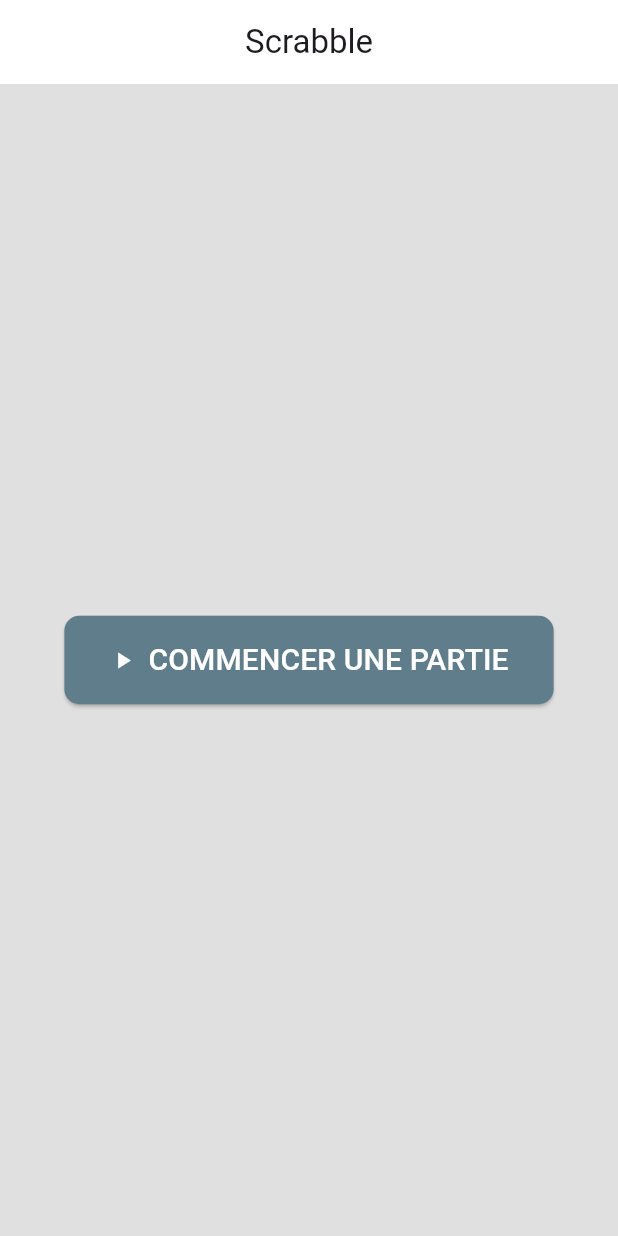
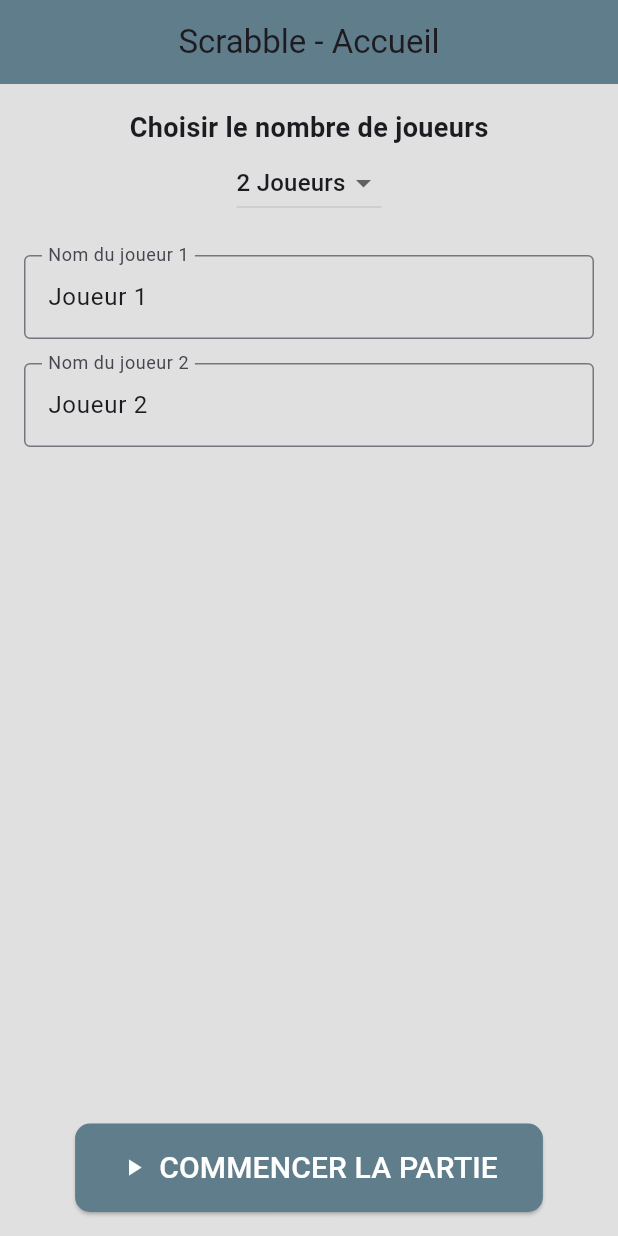
Before and after one commit to yanismedjadi/scrabble_flutter, a Flutter app: the screen it shows after launch, on a phone screen of 412 x 824 dp. Run offline on Flutter 3.47's test engine with Material 3 defaults, Android fonts, the phone set to English and light mode, and no system bars.

Commit message:
multiplayer score et verif par dictionnaire

```diff
--- a/lib/controllers/game_controllers.dart
+++ b/lib/controllers/game_controllers.dart
@@ -7,7 +7,6 @@
 import 'verificateur_mots.dart';
 import 'score_calculator.dart';
 
-
 class GameController {
   final List<Player> joueurs;
   final SacLettres sacLettres;
@@ -16,6 +15,12 @@
   int pointsCeTour = 0;
 
   VerificateurMots verificateur = VerificateurMots('assets/dictionnaire.txt');
+
+  GameController.fromPlayers(this.joueurs) : sacLettres = SacLettres() {
+    for (var joueur in joueurs) {
+      joueur.letters = List.generate(7, (_) => sacLettres.tirerLettre()!).whereType<Lettre>().toList();
+    }
+  }
 
   GameController(Player joueur1, Player joueur2)
       : joueurs = [joueur1, joueur2],
@@ -74,13 +79,14 @@
           PlacementValidator.toucheCentre(positions) &&
           PlacementValidator.allConnected(board, positions) &&
           verificateur.verifierMots(board, positions);
-    }else {
+    } else {
       return PlacementValidator.estAligne(positions) &&
-              PlacementValidator.estConnecte(board, dejaPosees, positions) &&
-              PlacementValidator.allConnected(board, positions) &&
-              verificateur.verifierMots(board, positions);
+          PlacementValidator.estConnecte(board, dejaPosees, positions) &&
+          PlacementValidator.allConnected(board, positions) &&
+          verificateur.verifierMots(board, positions);
     }
   }
+
   void retirerLettresPosees(
       List<List<Lettre?>> board, List<Offset> lettresPoseesCeTour) {
     for (final pos in lettresPoseesCeTour) {
--- a/lib/views/game_board.dart
+++ b/lib/views/game_board.dart
@@ -1,5 +1,3 @@
-// 📄 lib/views/game_board.dart
-
 import 'package:flutter/material.dart';
 import '../models/player.dart';
 import '../models/lettre.dart';
@@ -11,6 +9,10 @@
 import '../controllers/verificateur_mots.dart';
 
 class GameBoardScreen extends StatefulWidget {
+  final List<Player> players;
+
+  const GameBoardScreen({super.key, required this.players});
+
   @override
   _GameBoardScreenState createState() => _GameBoardScreenState();
 }
@@ -27,10 +29,7 @@
   @override
   void initState() {
     super.initState();
-    controller = GameController(
-      Player(name: "Joueur 1"),
-      Player(name: "Joueur 2"),
-    );
+    controller = GameController.fromPlayers(widget.players);
   }
 
   @override
@@ -60,10 +59,10 @@
               children: controller.joueurActuel.letters.map((lettre) {
                 return Draggable<Lettre>(
                   data: lettre,
-                  feedback: Material(child: _lettreTile(lettre, const Color.fromARGB(255, 120, 220, 227))),
+                  feedback: Material(child: _lettreTile(lettre, const Color(0xFF8B5A2B))),
                   childWhenDragging: Opacity(
                     opacity: 0.5,
-                    child: _lettreTile(lettre, const Color.fromARGB(255, 120, 220, 227)),
+                    child: _lettreTile(lettre, const Color(0xFF8B5A2B)),
                   ),
                   child: _lettreTile(lettre, const Color(0xFF8B5A2B)),
                 );
--- a/lib/views/home_screen.dart
+++ b/lib/views/home_screen.dart
@@ -1,21 +1,71 @@
 import 'package:flutter/material.dart';
+import '../models/player.dart';
 import 'game_board.dart';
 
-class HomeScreen extends StatelessWidget {
+class HomeScreen extends StatefulWidget {
+  @override
+  _HomeScreenState createState() => _HomeScreenState();
+}
+
+class _HomeScreenState extends State<HomeScreen> {
+  int nombreJoueurs = 2;
+  final List<TextEditingController> _controllers = [
+    TextEditingController(text: 'Joueur 1'),
+    TextEditingController(text: 'Joueur 2'),
+    TextEditingController(text: 'Joueur 3'),
+    TextEditingController(text: 'Joueur 4'),
+  ];
+
   @override
   Widget build(BuildContext context) {
     return Scaffold(
       backgroundColor: Colors.grey[300],
       appBar: AppBar(
-        title: Text('Scrabble'),
-        backgroundColor: Colors.white,
+        title: Text('Scrabble - Accueil'),
+        backgroundColor: Colors.blueGrey,
         centerTitle: true,
       ),
-      body: Center(
-        child: ElevatedButton.icon(
+      body: Padding(
+        padding: const EdgeInsets.all(16.0),
+        child: Column(
+          crossAxisAlignment: CrossAxisAlignment.center,
+          children: [
+            Text(
+              'Choisir le nombre de joueurs',
+              style: TextStyle(fontSize: 18, fontWeight: FontWeight.bold),
+            ),
+            DropdownButton<int>(
+              value: nombreJoueurs,
+              items: [2, 3, 4].map((n) {
+                return DropdownMenuItem(
+                  value: n,
+                  child: Text('$n Joueurs'),
+                );
+              }).toList(),
+              onChanged: (value) {
+                setState(() {
+                  nombreJoueurs = value!;
+                });
+              },
+            ),
+            SizedBox(height: 16),
+            ...List.generate(nombreJoueurs, (index) {
+              return Padding(
+                padding: const EdgeInsets.symmetric(vertical: 8.0),
+                child: TextField(
+                  controller: _controllers[index],
+                  decoration: InputDecoration(
+                    labelText: 'Nom du joueur ${index + 1}',
+                    border: OutlineInputBorder(),
+                  ),
+                ),
+              );
+            }),
+            Spacer(),
+            ElevatedButton.icon(
               icon: Icon(Icons.play_arrow, color: Colors.white),
               label: Text(
-            'COMMENCER UNE PARTIE',
+                'COMMENCER LA PARTIE',
                 style: TextStyle(fontSize: 20, color: Colors.white),
               ),
               style: ElevatedButton.styleFrom(
@@ -24,11 +74,19 @@
                 shape: RoundedRectangleBorder(borderRadius: BorderRadius.circular(10)),
               ),
               onPressed: () {
+                final joueurs = _controllers
+                    .take(nombreJoueurs)
+                    .map((ctrl) => Player(name: ctrl.text))
+                    .toList();
                 Navigator.push(
                   context,
-              MaterialPageRoute(builder: (context) => GameBoardScreen()),
+                  MaterialPageRoute(
+                    builder: (context) => GameBoardScreen(players: joueurs),
+                  ),
                 );
               },
+            ),
+          ],
         ),
       ),
     );
--- a/lib/views/widgets/board.dart
+++ b/lib/views/widgets/board.dart
@@ -48,7 +48,7 @@
       case"★" :
         return const Color.fromARGB(255, 255, 255, 7);
       default:
-        return const Color(0xFF6B8E23) ;///fromARGB(255, 170, 245, 174);
+        return const Color(0xFF6B8E23) ;
 
     }
   }
```
Lines whose indentation alone changed are shown as unchanged.
